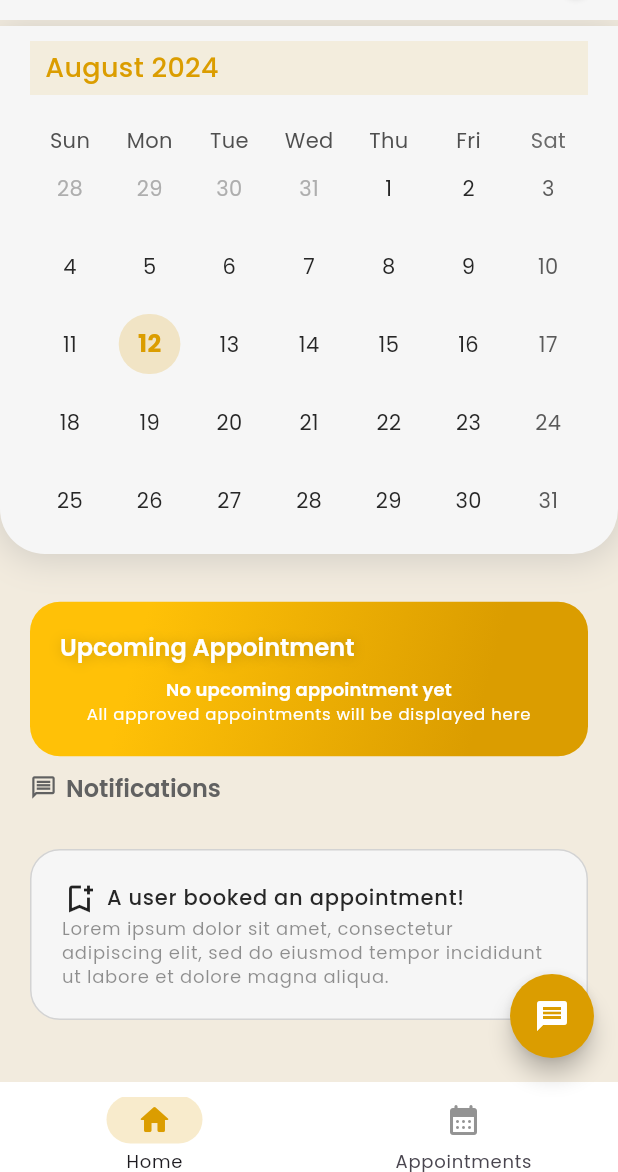
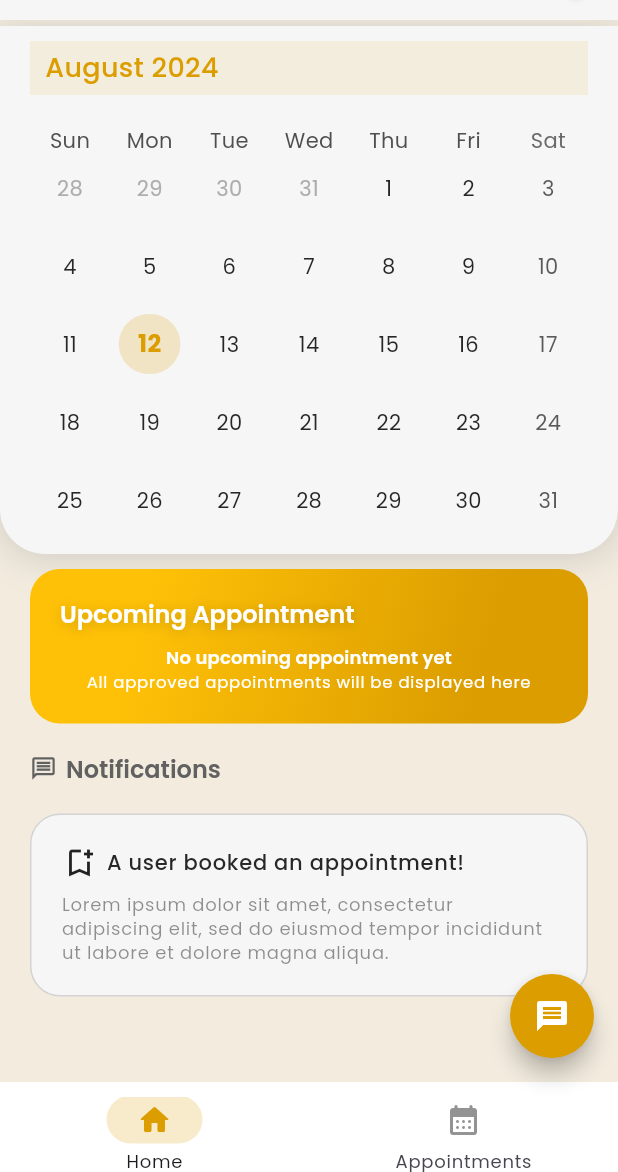
Before and after one commit to rolcodes/jbl_appointment_app, a Flutter app: the screen it shows after launch, on a phone screen of 412 x 824 dp, the part 64-1236 px from its top. Run offline on Flutter 3.47's test engine with Material 3 defaults, Android fonts, the phone set to English and light mode, and no system bars; drawn by our look-alikes of badges, table_calendar; our stand-ins replace animated_splash_screen, cloud_firestore, equatable, firebase_auth, firebase_core, flutter_rating_bar and 7 more; missing offline and left inert: carousel_slider_plus, pdfx, scrollable_clean_calendar; accounts and stored records are empty.

Commit message:
Responsive Design in Admin Panel
 - Make responsive design in Home Screen of Admin Panel

```diff
--- a/lib/new_features/screen/admin_panel/home/admin_home.dart
+++ b/lib/new_features/screen/admin_panel/home/admin_home.dart
@@ -1,4 +1,3 @@
-
 import 'package:cloud_firestore/cloud_firestore.dart';
 import 'package:flutter/material.dart';
 import 'package:jbl/new_features/screen/admin_panel/home/widget/admin_custom_drawer.dart';
@@ -9,6 +8,7 @@ import 'package:jbl/new_features/screen/admin_panel/home/widget/upcoming_appoint
 
 import '../../../../services/database.dart';
 import '../../../../utils/constants/colors.dart';
+import '../../../../utils/device/device_utility.dart';
 import '../../new_home_screen/widget/chat/custom_chat_button.dart';
 import '../widget/admin_chat/admin_custom_chat_button.dart';
 import '../widget/appbar/admin_custom_app_bar.dart';
@@ -64,6 +64,8 @@ class _AdminPanelHomeState extends State<AdminPanelHome> {
 
   @override
   Widget build(BuildContext context) {
+    final isMobileSmall = TDeviceUtils.getScreenWidth(context) <= 393;
+
     return Scaffold(
       backgroundColor: TColors.secondary,
       appBar: AdminCustomAppBar(
@@ -89,14 +91,17 @@ class _AdminPanelHomeState extends State<AdminPanelHome> {
           : SingleChildScrollView(
               child: SizedBox(
                 width: MediaQuery.of(context).size.width,
-                height: MediaQuery.of(context).size.height / 1.2,
+                height: isMobileSmall
+                    ? MediaQuery.of(context).size.height / 1.2
+                    : MediaQuery.of(context).size.height / 1.32,
                 child: Column(
                   mainAxisAlignment: MainAxisAlignment.spaceBetween,
                   children: [
                     /// -- Calendar
                     Container(
                       margin: EdgeInsets.only(top: 4),
-                      padding: EdgeInsets.symmetric(horizontal: 20, vertical: 10),
+                      padding:
+                          EdgeInsets.symmetric(horizontal: 20, vertical: 10),
                       decoration: BoxDecoration(
                           color: TColors.light,
                           borderRadius: const BorderRadius.only(
@@ -136,7 +141,8 @@ class _AdminPanelHomeState extends State<AdminPanelHome> {
                                       horizontal: 20, vertical: 8),
                                   child: ListView.builder(
                                     itemCount: 1,
-                              physics: const NeverScrollableScrollPhysics(),
+                                    physics:
+                                        const NeverScrollableScrollPhysics(),
                                     itemBuilder:
                                         (BuildContext context, int index) {
                                       DocumentSnapshot ds =
@@ -144,8 +150,8 @@ class _AdminPanelHomeState extends State<AdminPanelHome> {
                                       return AdminUpcomingAppointmentItem(
                                         ds: ds,
                                         onSelectedAUpcomingAppointment: () {
-                                    _selectedUpcomingAppointment(
-                                        context, snapshot.data.docs[index]);
+                                          _selectedUpcomingAppointment(context,
+                                              snapshot.data.docs[index]);
                                         },
                                       );
                                     },
@@ -173,6 +179,7 @@ class _AdminPanelHomeState extends State<AdminPanelHome> {
                         ],
                       ),
                     ),
+
                     /// -- Notifications
                     Container(
                       width: double.infinity,
@@ -184,7 +191,6 @@ class _AdminPanelHomeState extends State<AdminPanelHome> {
                       margin: EdgeInsets.all(20),
                       padding: EdgeInsets.all(20),
                       child: Column(
-                        mainAxisAlignment: MainAxisAlignment.spaceBetween,
                         children: [
                           Row(
                             children: [
@@ -196,6 +202,7 @@ class _AdminPanelHomeState extends State<AdminPanelHome> {
                               )
                             ],
                           ),
+                          SizedBox(height: 8),
                           Text(
                               'Lorem ipsum dolor sit amet, consectetur adipiscing elit, sed do eiusmod tempor incididunt ut labore et dolore magna aliqua.',
                               style: Theme.of(context).textTheme.labelMedium),
--- a/lib/new_features/screen/admin_panel/home/widget/upcoming_appointment/no_upcoming_appointment.dart
+++ b/lib/new_features/screen/admin_panel/home/widget/upcoming_appointment/no_upcoming_appointment.dart
@@ -12,7 +12,7 @@ class NoUpcomingAppointment extends StatelessWidget {
     return Container(
       width: double.infinity,
       margin:
-      EdgeInsets.only(left: 20, right: 20, bottom: 0),
+      EdgeInsets.only(left: 20, right: 20, bottom: 20),
       padding: const EdgeInsets.all(20),
       decoration: BoxDecoration(
         gradient: const LinearGradient(
```
Lines whose indentation alone changed are shown as unchanged.
